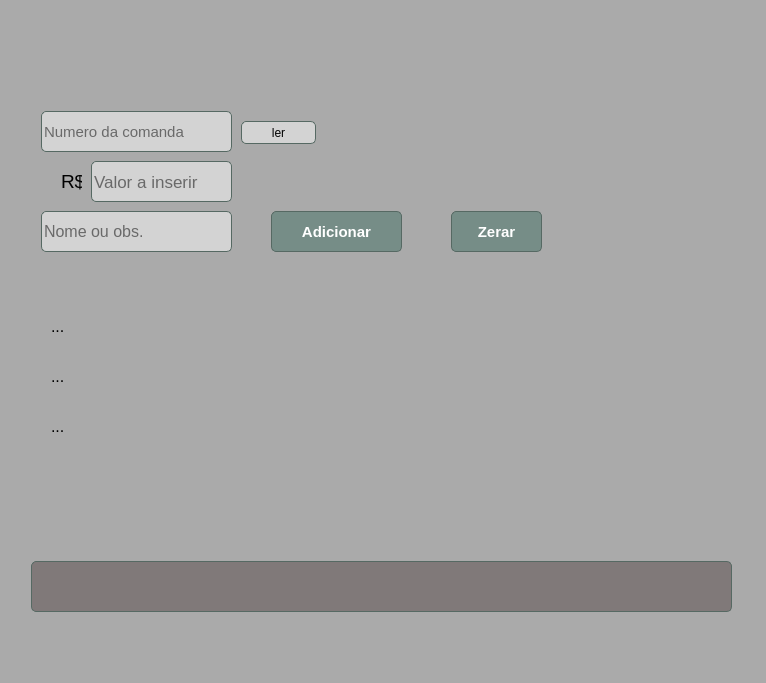
Pindoba/Comanda-pre, file guarida.ui: the form before one commit.
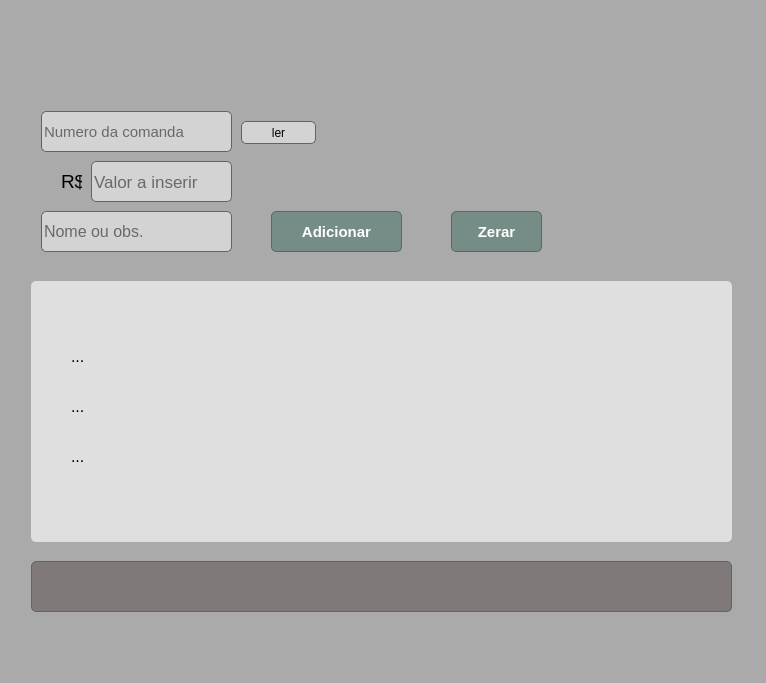
The form after the commit.

The edit to the form file:
```diff
--- a/guarida.ui
+++ b/guarida.ui
@@ -108,24 +108,6 @@
        <string>Adicionar</string>
       </property>
      </widget>
-     <widget class="QLabel" name="label_2">
-      <property name="geometry">
-       <rect>
-        <x>40</x>
-        <y>400</y>
-        <width>101</width>
-        <height>31</height>
-       </rect>
-      </property>
-      <property name="font">
-       <font>
-        <pointsize>12</pointsize>
-       </font>
-      </property>
-      <property name="text">
-       <string>...</string>
-      </property>
-     </widget>
      <widget class="QPushButton" name="pushButton_3">
       <property name="geometry">
        <rect>
@@ -241,42 +223,6 @@
        <bool>false</bool>
       </property>
      </widget>
-     <widget class="QLabel" name="label">
-      <property name="geometry">
-       <rect>
-        <x>40</x>
-        <y>300</y>
-        <width>241</width>
-        <height>31</height>
-       </rect>
-      </property>
-      <property name="font">
-       <font>
-        <pointsize>12</pointsize>
-       </font>
-      </property>
-      <property name="text">
-       <string>...</string>
-      </property>
-     </widget>
-     <widget class="QLabel" name="label_3">
-      <property name="geometry">
-       <rect>
-        <x>40</x>
-        <y>350</y>
-        <width>221</width>
-        <height>31</height>
-       </rect>
-      </property>
-      <property name="font">
-       <font>
-        <pointsize>12</pointsize>
-       </font>
-      </property>
-      <property name="text">
-       <string>...</string>
-      </property>
-     </widget>
      <widget class="QLineEdit" name="lineEdit_4">
       <property name="geometry">
        <rect>
@@ -318,6 +264,79 @@
        <string>R$</string>
       </property>
      </widget>
+     <widget class="QFrame" name="frame_7">
+      <property name="geometry">
+       <rect>
+        <x>20</x>
+        <y>270</y>
+        <width>701</width>
+        <height>261</height>
+       </rect>
+      </property>
+      <property name="styleSheet">
+       <string notr="true">background-color: rgb(223, 223, 223);</string>
+      </property>
+      <property name="frameShape">
+       <enum>QFrame::StyledPanel</enum>
+      </property>
+      <property name="frameShadow">
+       <enum>QFrame::Raised</enum>
+      </property>
+      <widget class="QLabel" name="label_2">
+       <property name="geometry">
+        <rect>
+         <x>40</x>
+         <y>160</y>
+         <width>251</width>
+         <height>31</height>
+        </rect>
+       </property>
+       <property name="font">
+        <font>
+         <pointsize>12</pointsize>
+        </font>
+       </property>
+       <property name="text">
+        <string>...</string>
+       </property>
+      </widget>
+      <widget class="QLabel" name="label">
+       <property name="geometry">
+        <rect>
+         <x>40</x>
+         <y>60</y>
+         <width>271</width>
+         <height>31</height>
+        </rect>
+       </property>
+       <property name="font">
+        <font>
+         <pointsize>12</pointsize>
+        </font>
+       </property>
+       <property name="text">
+        <string>...</string>
+       </property>
+      </widget>
+      <widget class="QLabel" name="label_3">
+       <property name="geometry">
+        <rect>
+         <x>40</x>
+         <y>110</y>
+         <width>281</width>
+         <height>31</height>
+        </rect>
+       </property>
+       <property name="font">
+        <font>
+         <pointsize>12</pointsize>
+        </font>
+       </property>
+       <property name="text">
+        <string>...</string>
+       </property>
+      </widget>
+     </widget>
     </widget>
    </item>
   </layout>
```
Left out of the diff: 19 changed lines with no effect on the pictures.
